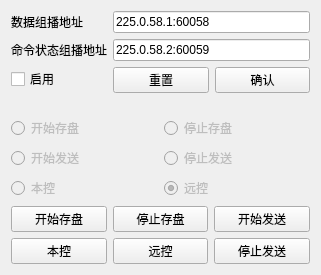
This is telemetryin.ui in aspirefhaha/telemetryCapture as Qt 5 draws it before an edit. The edited form follows.
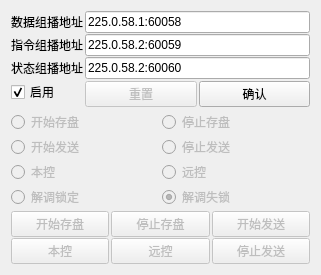
This is the edited form.

```diff
--- a/telemetryin.ui
+++ b/telemetryin.ui
@@ -22,8 +22,21 @@
   <layout class="QVBoxLayout" name="verticalLayout_2">
    <item>
     <layout class="QVBoxLayout" name="verticalLayout">
+     <property name="spacing">
+      <number>2</number>
+     </property>
      <item>
       <layout class="QFormLayout" name="formLayout">
+       <property name="verticalSpacing">
+        <number>1</number>
+       </property>
+       <item row="0" column="0">
+        <widget class="QLabel" name="label_2">
+         <property name="text">
+          <string>数据组播地址</string>
+         </property>
+        </widget>
+       </item>
        <item row="0" column="1">
         <widget class="QLineEdit" name="leDataURL">
          <property name="text">
@@ -31,10 +44,39 @@
          </property>
         </widget>
        </item>
-       <item row="2" column="1">
+       <item row="1" column="1">
+        <widget class="QLineEdit" name="leCmdURL">
+         <property name="text">
+          <string>225.0.58.2:60059</string>
+         </property>
+        </widget>
+       </item>
+       <item row="3" column="0">
+        <widget class="QCheckBox" name="ckEnabled">
+         <property name="text">
+          <string>启用</string>
+         </property>
+         <property name="checked">
+          <bool>true</bool>
+         </property>
+        </widget>
+       </item>
+       <item row="3" column="1">
         <layout class="QHBoxLayout" name="horizontalLayout_2">
+         <property name="spacing">
+          <number>2</number>
+         </property>
+         <property name="topMargin">
+          <number>1</number>
+         </property>
+         <property name="bottomMargin">
+          <number>1</number>
+         </property>
          <item>
           <widget class="QPushButton" name="pbReset">
+           <property name="enabled">
+            <bool>false</bool>
+           </property>
            <property name="text">
             <string>重置</string>
            </property>
@@ -49,31 +91,24 @@
          </item>
         </layout>
        </item>
-       <item row="2" column="0">
-        <widget class="QCheckBox" name="ckEnabled">
-         <property name="text">
-          <string>启用</string>
-         </property>
-        </widget>
-       </item>
        <item row="1" column="0">
         <widget class="QLabel" name="label">
          <property name="text">
-          <string>命令状态组播地址</string>
+          <string>指令组播地址</string>
          </property>
         </widget>
        </item>
-       <item row="0" column="0">
-        <widget class="QLabel" name="label_2">
+       <item row="2" column="0">
+        <widget class="QLabel" name="label_3">
          <property name="text">
-          <string>数据组播地址</string>
+          <string>状态组播地址</string>
          </property>
         </widget>
        </item>
-       <item row="1" column="1">
-        <widget class="QLineEdit" name="leComStatusURL">
+       <item row="2" column="1">
+        <widget class="QLineEdit" name="leStatURL">
          <property name="text">
-          <string>225.0.58.2:60059</string>
+          <string>225.0.58.2:60060</string>
          </property>
         </widget>
        </item>
@@ -81,55 +116,9 @@
      </item>
      <item>
       <layout class="QGridLayout" name="gridLayout_2">
-       <item row="2" column="0">
-        <widget class="QRadioButton" name="rbLocalControl">
-         <property name="enabled">
-          <bool>false</bool>
-         </property>
-         <property name="text">
-          <string>本控</string>
-         </property>
-         <property name="checked">
-          <bool>false</bool>
-         </property>
-        </widget>
-       </item>
-       <item row="2" column="1">
-        <widget class="QRadioButton" name="rbRemoteControl">
-         <property name="enabled">
-          <bool>false</bool>
-         </property>
-         <property name="text">
-          <string>远控</string>
-         </property>
-         <property name="checked">
-          <bool>true</bool>
-         </property>
-        </widget>
-       </item>
-       <item row="0" column="0">
-        <widget class="QRadioButton" name="rbStartSave">
-         <property name="enabled">
-          <bool>false</bool>
-         </property>
-         <property name="text">
-          <string>开始存盘</string>
-         </property>
-         <property name="checked">
-          <bool>false</bool>
-         </property>
-        </widget>
-       </item>
-       <item row="0" column="1">
-        <widget class="QRadioButton" name="rbStopSave">
-         <property name="enabled">
-          <bool>false</bool>
-         </property>
-         <property name="text">
-          <string>停止存盘</string>
-         </property>
-        </widget>
-       </item>
+       <property name="verticalSpacing">
+        <number>1</number>
+       </property>
        <item row="1" column="0">
         <widget class="QRadioButton" name="rbStartSend">
          <property name="enabled">
@@ -143,6 +132,19 @@
          </property>
         </widget>
        </item>
+       <item row="0" column="0">
+        <widget class="QRadioButton" name="rbStartSave">
+         <property name="enabled">
+          <bool>false</bool>
+         </property>
+         <property name="text">
+          <string>开始存盘</string>
+         </property>
+         <property name="checked">
+          <bool>false</bool>
+         </property>
+        </widget>
+       </item>
        <item row="1" column="1">
         <widget class="QRadioButton" name="rbStopSend">
          <property name="enabled">
@@ -153,12 +155,83 @@
          </property>
         </widget>
        </item>
+       <item row="0" column="1">
+        <widget class="QRadioButton" name="rbStopSave">
+         <property name="enabled">
+          <bool>false</bool>
+         </property>
+         <property name="text">
+          <string>停止存盘</string>
+         </property>
+        </widget>
+       </item>
+       <item row="2" column="1">
+        <widget class="QRadioButton" name="rbRemoteControl">
+         <property name="enabled">
+          <bool>false</bool>
+         </property>
+         <property name="text">
+          <string>远控</string>
+         </property>
+         <property name="checked">
+          <bool>false</bool>
+         </property>
+        </widget>
+       </item>
+       <item row="2" column="0">
+        <widget class="QRadioButton" name="rbLocalControl">
+         <property name="enabled">
+          <bool>false</bool>
+         </property>
+         <property name="text">
+          <string>本控</string>
+         </property>
+         <property name="checked">
+          <bool>false</bool>
+         </property>
+        </widget>
+       </item>
+       <item row="3" column="0">
+        <widget class="QRadioButton" name="rbDecLock">
+         <property name="enabled">
+          <bool>false</bool>
+         </property>
+         <property name="text">
+          <string>解调锁定</string>
+         </property>
+         <property name="checked">
+          <bool>false</bool>
+         </property>
+        </widget>
+       </item>
+       <item row="3" column="1">
+        <widget class="QRadioButton" name="rbDecUnlock">
+         <property name="enabled">
+          <bool>false</bool>
+         </property>
+         <property name="text">
+          <string>解调失锁</string>
+         </property>
+         <property name="checked">
+          <bool>true</bool>
+         </property>
+        </widget>
+       </item>
       </layout>
      </item>
      <item>
       <layout class="QGridLayout" name="gridLayout">
+       <property name="topMargin">
+        <number>0</number>
+       </property>
+       <property name="verticalSpacing">
+        <number>1</number>
+       </property>
        <item row="0" column="1">
         <widget class="QPushButton" name="pbStopSave">
+         <property name="enabled">
+          <bool>false</bool>
+         </property>
          <property name="text">
           <string>停止存盘</string>
          </property>
@@ -166,6 +239,9 @@
        </item>
        <item row="0" column="2">
         <widget class="QPushButton" name="pbStartSend">
+         <property name="enabled">
+          <bool>false</bool>
+         </property>
          <property name="text">
           <string>开始发送</string>
          </property>
@@ -173,6 +249,9 @@
        </item>
        <item row="0" column="0">
         <widget class="QPushButton" name="pbStartSave">
+         <property name="enabled">
+          <bool>false</bool>
+         </property>
          <property name="text">
           <string>开始存盘</string>
          </property>
@@ -180,6 +259,9 @@
        </item>
        <item row="1" column="2">
         <widget class="QPushButton" name="pbStopSend">
+         <property name="enabled">
+          <bool>false</bool>
+         </property>
          <property name="text">
           <string>停止发送</string>
          </property>
@@ -187,6 +269,9 @@
        </item>
        <item row="1" column="0">
         <widget class="QPushButton" name="pbLocalControl">
+         <property name="enabled">
+          <bool>false</bool>
+         </property>
          <property name="text">
           <string>本控</string>
          </property>
@@ -194,6 +279,15 @@
        </item>
        <item row="1" column="1">
         <widget class="QPushButton" name="pbRemoteControl">
+         <property name="enabled">
+          <bool>false</bool>
+         </property>
+         <property name="sizePolicy">
+          <sizepolicy hsizetype="Minimum" vsizetype="Minimum">
+           <horstretch>0</horstretch>
+           <verstretch>0</verstretch>
+          </sizepolicy>
+         </property>
          <property name="text">
           <string>远控</string>
          </property>
```
